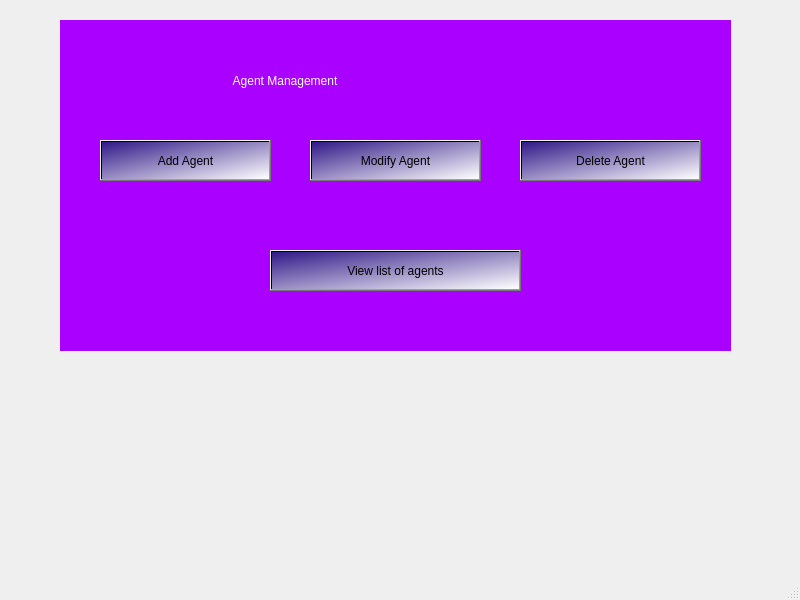
Qt form smart_station_agent/mainwindow.ui (Meulonn/Portal) before a commit.
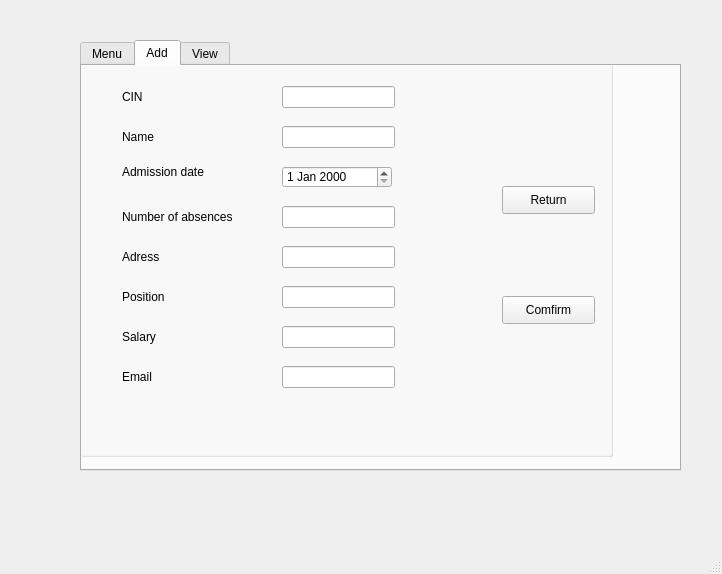
The same form after that commit. The open tabs and pages were chosen to show the change. Icons and pictures are not drawn.

```diff
--- a/smart_station_agent/mainwindow.ui
+++ b/smart_station_agent/mainwindow.ui
@@ -6,125 +6,620 @@
    <rect>
     <x>0</x>
     <y>0</y>
-    <width>800</width>
-    <height>600</height>
+    <width>722</width>
+    <height>574</height>
    </rect>
   </property>
   <property name="windowTitle">
    <string>MainWindow</string>
   </property>
   <widget class="QWidget" name="centralwidget">
-   <widget class="QStackedWidget" name="stackedWidget">
+   <widget class="QTabWidget" name="Gestion_agents">
     <property name="geometry">
      <rect>
-      <x>60</x>
-      <y>20</y>
-      <width>671</width>
-      <height>331</height>
+      <x>80</x>
+      <y>40</y>
+      <width>601</width>
+      <height>431</height>
      </rect>
     </property>
     <property name="styleSheet">
-     <string notr="true">background-color: rgb(170, 0, 255);
-background-image: url(:/image/clipart2045319.png);</string>
+     <string notr="true"/>
     </property>
     <property name="currentIndex">
-     <number>0</number>
+     <number>2</number>
     </property>
-    <widget class="QWidget" name="page">
+    <widget class="QWidget" name="tab_3">
+     <attribute name="title">
+      <string>Menu</string>
+     </attribute>
+     <widget class="QGroupBox" name="groupBox">
+      <property name="geometry">
+       <rect>
+        <x>0</x>
+        <y>10</y>
+        <width>541</width>
+        <height>411</height>
+       </rect>
+      </property>
+      <property name="styleSheet">
+       <string notr="true">font: 10pt &quot;MS Shell Dlg 2&quot;;
+</string>
+      </property>
+      <property name="title">
+       <string>Gestion agents</string>
+      </property>
+      <widget class="QPushButton" name="pushButton_Chercher">
+       <property name="geometry">
+        <rect>
+         <x>30</x>
+         <y>50</y>
+         <width>151</width>
+         <height>31</height>
+        </rect>
+       </property>
+       <property name="text">
+        <string>Search for agent</string>
+       </property>
+      </widget>
+      <widget class="QPushButton" name="pushButton_stats">
+       <property name="geometry">
+        <rect>
+         <x>370</x>
+         <y>50</y>
+         <width>151</width>
+         <height>31</height>
+        </rect>
+       </property>
+       <property name="text">
+        <string>Statistics</string>
+       </property>
+      </widget>
+      <widget class="QPushButton" name="pushButton_2">
+       <property name="geometry">
+        <rect>
+         <x>10</x>
+         <y>340</y>
+         <width>71</width>
+         <height>31</height>
+        </rect>
+       </property>
+       <property name="text">
+        <string>Return</string>
+       </property>
+      </widget>
+      <widget class="QPushButton" name="pushButton_Mettre_a_jour_3">
+       <property name="geometry">
+        <rect>
+         <x>200</x>
+         <y>50</y>
+         <width>151</width>
+         <height>31</height>
+        </rect>
+       </property>
+       <property name="text">
+        <string>View Agents</string>
+       </property>
+      </widget>
+      <widget class="QLineEdit" name="lineEditchercher">
+       <property name="geometry">
+        <rect>
+         <x>42</x>
+         <y>110</y>
+         <width>121</width>
+         <height>31</height>
+        </rect>
+       </property>
+      </widget>
+      <widget class="QTableView" name="tab_recherche">
+       <property name="geometry">
+        <rect>
+         <x>200</x>
+         <y>110</y>
+         <width>291</width>
+         <height>192</height>
+        </rect>
+       </property>
+      </widget>
+     </widget>
+    </widget>
+    <widget class="QWidget" name="tab">
+     <attribute name="title">
+      <string>Add</string>
+     </attribute>
+     <widget class="QGroupBox" name="groupBox_2">
+      <property name="geometry">
+       <rect>
+        <x>-10</x>
+        <y>-20</y>
+        <width>541</width>
+        <height>411</height>
+       </rect>
+      </property>
+      <property name="styleSheet">
+       <string notr="true">font: 11pt &quot;MS Shell Dlg 2&quot;;
+font: 9pt &quot;MS Shell Dlg 2&quot;;</string>
+      </property>
+      <property name="title">
+       <string>Ajouter agent</string>
+      </property>
+      <widget class="QLabel" name="Ajout_cin">
+       <property name="geometry">
+        <rect>
+         <x>50</x>
+         <y>40</y>
+         <width>61</width>
+         <height>21</height>
+        </rect>
+       </property>
+       <property name="styleSheet">
+        <string notr="true">font: 10pt &quot;Palatino Linotype&quot;;</string>
+       </property>
+       <property name="text">
+        <string>CIN</string>
+       </property>
+      </widget>
+      <widget class="QLabel" name="admissiondate">
+       <property name="geometry">
+        <rect>
+         <x>50</x>
+         <y>110</y>
+         <width>101</width>
+         <height>31</height>
+        </rect>
+       </property>
+       <property name="styleSheet">
+        <string notr="true">font: 10pt &quot;Palatino Linotype&quot;;</string>
+       </property>
+       <property name="text">
+        <string>Admission date</string>
+       </property>
+      </widget>
+      <widget class="QLabel" name="Ajout_nom">
+       <property name="geometry">
+        <rect>
+         <x>50</x>
+         <y>80</y>
+         <width>51</width>
+         <height>21</height>
+        </rect>
+       </property>
+       <property name="styleSheet">
+        <string notr="true">font: 10pt &quot;Palatino Linotype&quot;;</string>
+       </property>
+       <property name="text">
+        <string>Name</string>
+       </property>
+      </widget>
+      <widget class="QLabel" name="email">
+       <property name="geometry">
+        <rect>
+         <x>50</x>
+         <y>320</y>
+         <width>111</width>
+         <height>21</height>
+        </rect>
+       </property>
+       <property name="styleSheet">
+        <string notr="true">font: 10pt &quot;Palatino Linotype&quot;;</string>
+       </property>
+       <property name="text">
+        <string>Email</string>
+       </property>
+      </widget>
+      <widget class="QLabel" name="numberofabsences">
+       <property name="geometry">
+        <rect>
+         <x>50</x>
+         <y>160</y>
+         <width>121</width>
+         <height>21</height>
+        </rect>
+       </property>
+       <property name="styleSheet">
+        <string notr="true">font: 10pt &quot;Palatino Linotype&quot;;</string>
+       </property>
+       <property name="text">
+        <string>Number of absences</string>
+       </property>
+      </widget>
+      <widget class="QLineEdit" name="lineEditCIN">
+       <property name="geometry">
+        <rect>
+         <x>210</x>
+         <y>40</y>
+         <width>113</width>
+         <height>22</height>
+        </rect>
+       </property>
+       <property name="maxLength">
+        <number>99999999</number>
+       </property>
+      </widget>
+      <widget class="QLineEdit" name="lineEdit_name">
+       <property name="geometry">
+        <rect>
+         <x>210</x>
+         <y>80</y>
+         <width>113</width>
+         <height>22</height>
+        </rect>
+       </property>
+      </widget>
+      <widget class="QLineEdit" name="lineEdit_numberofabsences">
+       <property name="geometry">
+        <rect>
+         <x>210</x>
+         <y>160</y>
+         <width>113</width>
+         <height>22</height>
+        </rect>
+       </property>
+      </widget>
+      <widget class="QLineEdit" name="lineEdit_adress">
+       <property name="geometry">
+        <rect>
+         <x>210</x>
+         <y>200</y>
+         <width>113</width>
+         <height>22</height>
+        </rect>
+       </property>
+      </widget>
+      <widget class="QPushButton" name="comfirm">
+       <property name="geometry">
+        <rect>
+         <x>430</x>
+         <y>250</y>
+         <width>93</width>
+         <height>28</height>
+        </rect>
+       </property>
+       <property name="text">
+        <string>Comfirm</string>
+       </property>
+      </widget>
+      <widget class="QPushButton" name="return_2">
+       <property name="geometry">
+        <rect>
+         <x>430</x>
+         <y>140</y>
+         <width>93</width>
+         <height>28</height>
+        </rect>
+       </property>
+       <property name="text">
+        <string>Return</string>
+       </property>
+      </widget>
+      <widget class="QLabel" name="position">
+       <property name="geometry">
+        <rect>
+         <x>50</x>
+         <y>240</y>
+         <width>51</width>
+         <height>21</height>
+        </rect>
+       </property>
+       <property name="styleSheet">
+        <string notr="true">font: 10pt &quot;Palatino Linotype&quot;;</string>
+       </property>
+       <property name="text">
+        <string>Position</string>
+       </property>
+      </widget>
+      <widget class="QLabel" name="salary">
+       <property name="geometry">
+        <rect>
+         <x>50</x>
+         <y>280</y>
+         <width>51</width>
+         <height>21</height>
+        </rect>
+       </property>
+       <property name="styleSheet">
+        <string notr="true">font: 10pt &quot;Palatino Linotype&quot;;</string>
+       </property>
+       <property name="text">
+        <string>Salary</string>
+       </property>
+      </widget>
+      <widget class="QLabel" name="adress">
+       <property name="geometry">
+        <rect>
+         <x>50</x>
+         <y>200</y>
+         <width>51</width>
+         <height>21</height>
+        </rect>
+       </property>
+       <property name="styleSheet">
+        <string notr="true">font: 10pt &quot;Palatino Linotype&quot;;</string>
+       </property>
+       <property name="text">
+        <string>Adress</string>
+       </property>
+      </widget>
+      <widget class="QLineEdit" name="lineEdit_Salary">
+       <property name="geometry">
+        <rect>
+         <x>210</x>
+         <y>280</y>
+         <width>113</width>
+         <height>22</height>
+        </rect>
+       </property>
+      </widget>
+      <widget class="QLineEdit" name="lineEdit_email">
+       <property name="geometry">
+        <rect>
+         <x>210</x>
+         <y>320</y>
+         <width>113</width>
+         <height>22</height>
+        </rect>
+       </property>
+      </widget>
+      <widget class="QLineEdit" name="lineEdit_position">
+       <property name="geometry">
+        <rect>
+         <x>210</x>
+         <y>240</y>
+         <width>113</width>
+         <height>22</height>
+        </rect>
+       </property>
+      </widget>
+      <widget class="QDateEdit" name="dateEdit">
+       <property name="geometry">
+        <rect>
+         <x>210</x>
+         <y>120</y>
+         <width>110</width>
+         <height>22</height>
+        </rect>
+       </property>
+      </widget>
+     </widget>
+    </widget>
+    <widget class="QWidget" name="tab_2">
+     <attribute name="title">
+      <string>View</string>
+     </attribute>
+     <widget class="QTableView" name="tab_agents">
+      <property name="geometry">
+       <rect>
+        <x>10</x>
+        <y>20</y>
+        <width>301</width>
+        <height>371</height>
+       </rect>
+      </property>
+      <property name="styleSheet">
+       <string notr="true">font: 8pt &quot;Microsoft YaHei UI&quot;;</string>
+      </property>
+     </widget>
+     <widget class="QPushButton" name="modify">
+      <property name="geometry">
+       <rect>
+        <x>410</x>
+        <y>260</y>
+        <width>91</width>
+        <height>31</height>
+       </rect>
+      </property>
+      <property name="text">
+       <string>Modify</string>
+      </property>
+     </widget>
+     <widget class="QLineEdit" name="lineEditsupprimer">
+      <property name="geometry">
+       <rect>
+        <x>400</x>
+        <y>310</y>
+        <width>113</width>
+        <height>22</height>
+       </rect>
+      </property>
+     </widget>
+     <widget class="QPushButton" name="pushButton_supprimer">
+      <property name="geometry">
+       <rect>
+        <x>400</x>
+        <y>350</y>
+        <width>111</width>
+        <height>31</height>
+       </rect>
+      </property>
+      <property name="text">
+       <string>Delete</string>
+      </property>
+     </widget>
      <widget class="QLabel" name="label">
       <property name="geometry">
        <rect>
-        <x>170</x>
-        <y>40</y>
-        <width>341</width>
-        <height>41</height>
+        <x>320</x>
+        <y>20</y>
+        <width>47</width>
+        <height>14</height>
        </rect>
       </property>
-      <property name="styleSheet">
-       <string notr="true">font: 18pt &quot;ROG Fonts&quot;;
-color: rgb(255, 255, 255);
-
-
-</string>
-      </property>
       <property name="text">
-       <string> Agent Management</string>
+       <string>CIN :</string>
       </property>
-      <property name="scaledContents">
-       <bool>false</bool>
-      </property>
      </widget>
-     <widget class="QPushButton" name="pushButton">
+     <widget class="QLabel" name="label_2">
       <property name="geometry">
        <rect>
-        <x>40</x>
-        <y>120</y>
-        <width>171</width>
-        <height>41</height>
+        <x>320</x>
+        <y>80</y>
+        <width>81</width>
+        <height>16</height>
        </rect>
       </property>
-      <property name="styleSheet">
-       <string notr="true">font: 12pt &quot;ROG Fonts&quot;;
-background-color: qlineargradient(spread:pad, x1:0, y1:0, x2:1, y2:1, stop:0 rgba(49, 25, 136, 255), stop:1 rgba(255, 255, 255, 255));</string>
+      <property name="text">
+       <string>Admission Date :</string>
       </property>
+     </widget>
+     <widget class="QLabel" name="label_3">
+      <property name="geometry">
+       <rect>
+        <x>320</x>
+        <y>50</y>
+        <width>47</width>
+        <height>14</height>
+       </rect>
+      </property>
       <property name="text">
-       <string>Add Agent</string>
+       <string>Name :</string>
       </property>
      </widget>
-     <widget class="QPushButton" name="pushButton_2">
+     <widget class="QLabel" name="label_4">
       <property name="geometry">
        <rect>
-        <x>460</x>
-        <y>120</y>
-        <width>181</width>
-        <height>41</height>
+        <x>320</x>
+        <y>110</y>
+        <width>111</width>
+        <height>16</height>
        </rect>
       </property>
-      <property name="styleSheet">
-       <string notr="true">font: 12pt &quot;ROG Fonts&quot;;
-background-color: qlineargradient(spread:pad, x1:0, y1:0, x2:1, y2:1, stop:0 rgba(49, 25, 136, 255), stop:1 rgba(255, 255, 255, 255));</string>
+      <property name="text">
+       <string>Number of absences :</string>
       </property>
+     </widget>
+     <widget class="QLabel" name="label_5">
+      <property name="geometry">
+       <rect>
+        <x>320</x>
+        <y>140</y>
+        <width>47</width>
+        <height>14</height>
+       </rect>
+      </property>
       <property name="text">
-       <string>Delete Agent</string>
+       <string>Adress :</string>
       </property>
      </widget>
-     <widget class="QPushButton" name="pushButton_3">
+     <widget class="QLabel" name="label_6">
       <property name="geometry">
        <rect>
-        <x>250</x>
-        <y>120</y>
-        <width>171</width>
-        <height>41</height>
+        <x>320</x>
+        <y>170</y>
+        <width>47</width>
+        <height>14</height>
        </rect>
       </property>
-      <property name="styleSheet">
-       <string notr="true">font: 12pt &quot;ROG Fonts&quot;;
-background-color: qlineargradient(spread:pad, x1:0, y1:0, x2:1, y2:1, stop:0 rgba(49, 25, 136, 255), stop:1 rgba(255, 255, 255, 255));</string>
+      <property name="text">
+       <string>Position :</string>
       </property>
+     </widget>
+     <widget class="QLabel" name="label_7">
+      <property name="geometry">
+       <rect>
+        <x>320</x>
+        <y>200</y>
+        <width>47</width>
+        <height>14</height>
+       </rect>
+      </property>
       <property name="text">
-       <string>Modify Agent</string>
+       <string>Salary :</string>
       </property>
      </widget>
-     <widget class="QPushButton" name="pushButton_4">
+     <widget class="QLabel" name="label_8">
       <property name="geometry">
        <rect>
-        <x>210</x>
+        <x>320</x>
         <y>230</y>
-        <width>251</width>
-        <height>41</height>
+        <width>47</width>
+        <height>14</height>
        </rect>
       </property>
-      <property name="styleSheet">
-       <string notr="true">font: 12pt &quot;ROG Fonts&quot;;
-background-color: qlineargradient(spread:pad, x1:0, y1:0, x2:1, y2:1, stop:0 rgba(49, 25, 136, 255), stop:1 rgba(255, 255, 255, 255));
-</string>
-      </property>
       <property name="text">
-       <string>View list of agents</string>
+       <string>Email :</string>
+      </property>
+     </widget>
+     <widget class="QLineEdit" name="lineEditcinmodifier">
+      <property name="geometry">
+       <rect>
+        <x>410</x>
+        <y>10</y>
+        <width>113</width>
+        <height>20</height>
+       </rect>
+      </property>
+     </widget>
+     <widget class="QLineEdit" name="lineEditnamemodifier">
+      <property name="geometry">
+       <rect>
+        <x>410</x>
+        <y>40</y>
+        <width>113</width>
+        <height>20</height>
+       </rect>
+      </property>
+     </widget>
+     <widget class="QLineEdit" name="lineEditnumberofabsencesmodifier">
+      <property name="geometry">
+       <rect>
+        <x>440</x>
+        <y>100</y>
+        <width>113</width>
+        <height>20</height>
+       </rect>
+      </property>
+     </widget>
+     <widget class="QLineEdit" name="lineEditadressmodifier">
+      <property name="geometry">
+       <rect>
+        <x>412</x>
+        <y>130</y>
+        <width>101</width>
+        <height>20</height>
+       </rect>
+      </property>
+     </widget>
+     <widget class="QLineEdit" name="lineEditpositionmodifier">
+      <property name="geometry">
+       <rect>
+        <x>400</x>
+        <y>160</y>
+        <width>113</width>
+        <height>20</height>
+       </rect>
+      </property>
+     </widget>
+     <widget class="QLineEdit" name="lineEditsalarymodifier">
+      <property name="geometry">
+       <rect>
+        <x>400</x>
+        <y>190</y>
+        <width>113</width>
+        <height>20</height>
+       </rect>
+      </property>
+     </widget>
+     <widget class="QLineEdit" name="lineEditemailmodifier">
+      <property name="geometry">
+       <rect>
+        <x>400</x>
+        <y>220</y>
+        <width>113</width>
+        <height>20</height>
+       </rect>
+      </property>
+     </widget>
+     <widget class="QDateEdit" name="dateEdit_2">
+      <property name="geometry">
+       <rect>
+        <x>420</x>
+        <y>70</y>
+        <width>110</width>
+        <height>22</height>
+       </rect>
       </property>
      </widget>
     </widget>
-    <widget class="QWidget" name="page_2"/>
    </widget>
   </widget>
   <widget class="QMenuBar" name="menubar">
@@ -132,24 +627,12 @@
     <rect>
      <x>0</x>
      <y>0</y>
-     <width>800</width>
+     <width>722</width>
      <height>22</height>
     </rect>
    </property>
   </widget>
   <widget class="QStatusBar" name="statusbar"/>
-  <action name="actionaddagent">
-   <property name="icon">
-    <iconset resource="ressources.qrc">
-     <normaloff>:/image/clipart2045319.png</normaloff>:/image/clipart2045319.png</iconset>
-   </property>
-   <property name="text">
-    <string>addagent</string>
-   </property>
-   <property name="toolTip">
-    <string>save</string>
-   </property>
-  </action>
  </widget>
  <resources>
   <include location="ressources.qrc"/>
```
Left out of the diff: 4 changed lines with no effect on the pictures.
